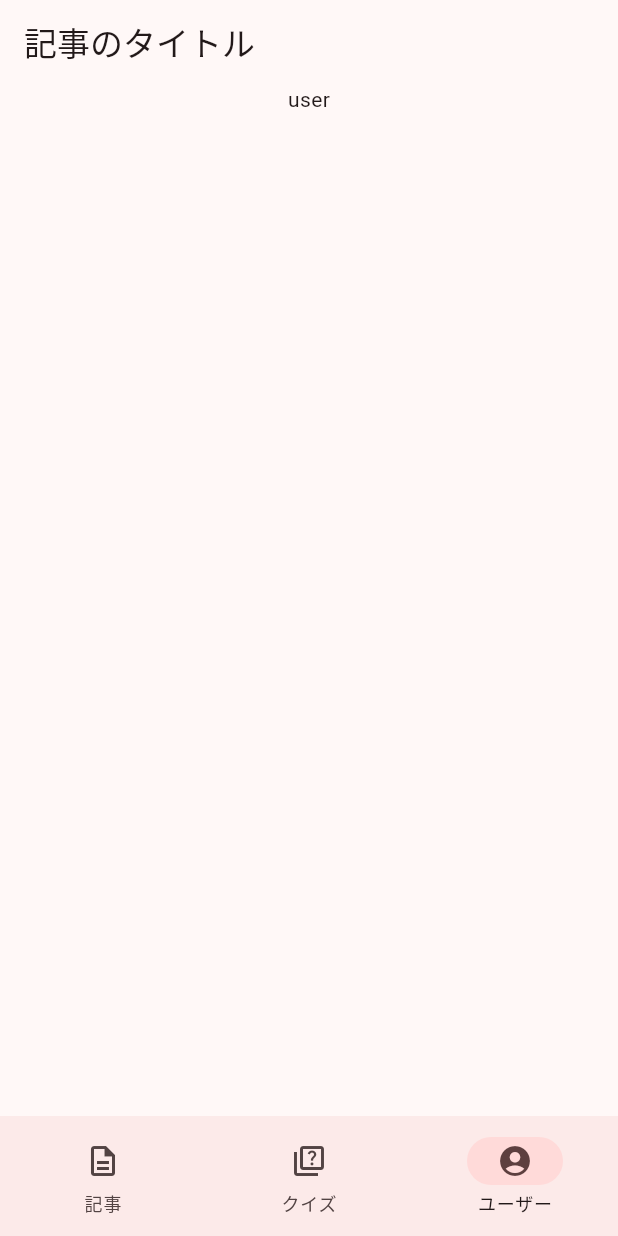
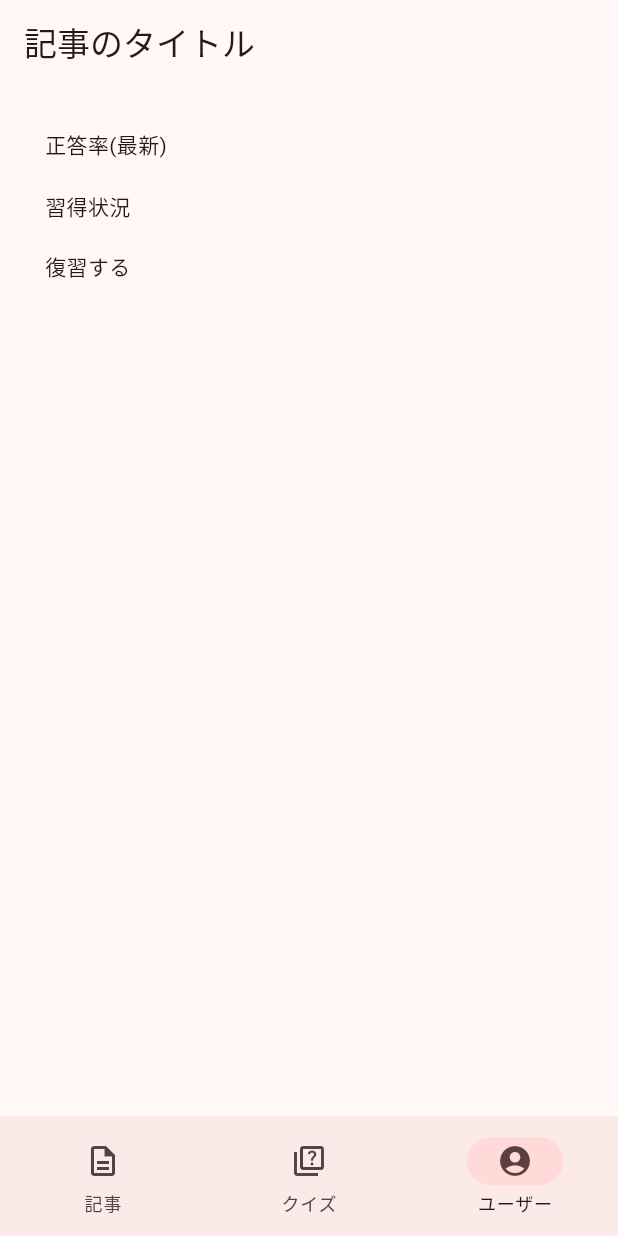
Before and after one commit to code-syncers/quiz-shower, a Flutter app: the screen it shows after launch, item 3 of the bottom bar chosen, on a phone screen of 412 x 824 dp. Run offline on Flutter 3.47's test engine with Material 2 defaults, Android fonts, the phone set to English and light mode, and no system bars.

Commit message:
chore: Bodyに「正答率(最新)」「習得状況」「復習する」の3つの見出しをつける

```diff
--- a/lib/ui/screen/user_screen/user_screen.dart
+++ b/lib/ui/screen/user_screen/user_screen.dart
@@ -10,9 +10,17 @@ class UserScreen extends StatelessWidget {
           title: const Text('記事のタイトル'),
         ),
         body: const SingleChildScrollView(
-          child: Center(
-            child: Text('user'),
-          ),
-        ));
+            child: Padding(
+          padding: EdgeInsets.fromLTRB(30, 30, 30, 0),
+          child:
+              Column(crossAxisAlignment: CrossAxisAlignment.start, children: [
+            Text('正答率(最新)'),
+            SizedBox(height: 20),
+            Text('習得状況'),
+            SizedBox(height: 20),
+            Text('復習する'),
+            SizedBox(height: 20),
+          ]),
+        )));
   }
 }
```
